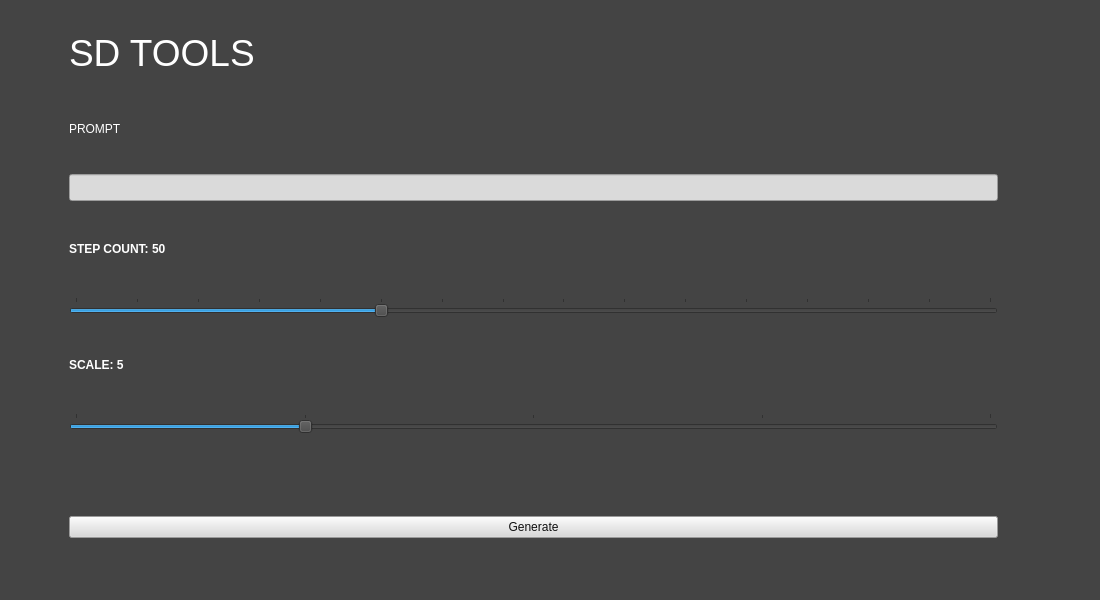
First picture: the form in ui/main.ui, repository TwoDukes/Diffusion-Tools, before the edit.
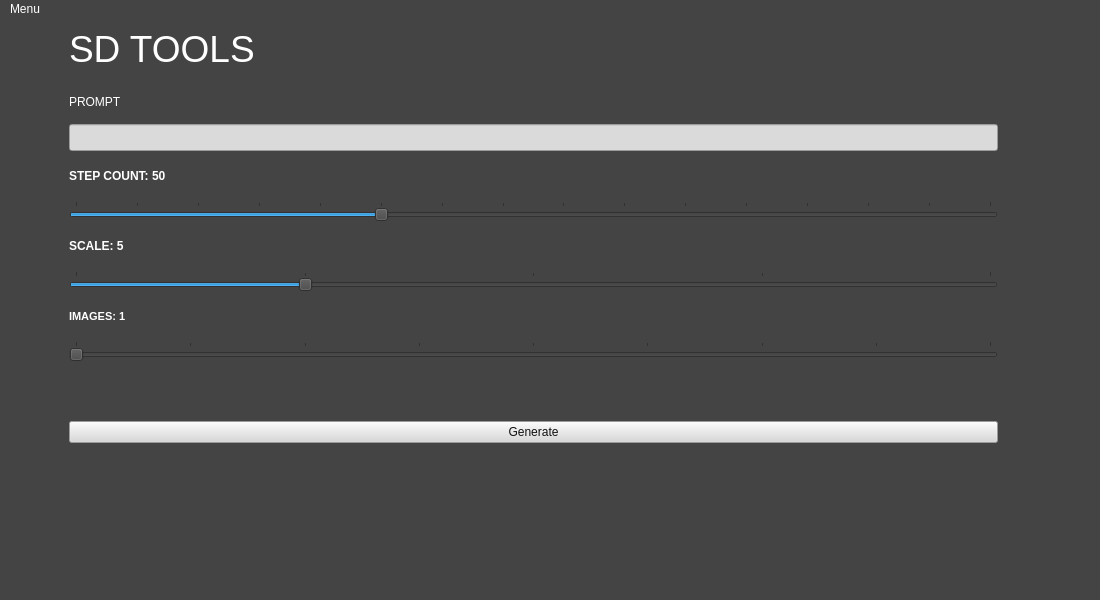
Second picture: the form after the edit. Icons and pictures are not drawn.

```diff
--- a/ui/main.ui
+++ b/ui/main.ui
@@ -30,7 +30,7 @@
      <verstretch>0</verstretch>
     </sizepolicy>
    </property>
-   <layout class="QVBoxLayout" name="verticalLayout_2" stretch="0">
+   <layout class="QVBoxLayout" name="verticalLayout_2" stretch="0,0">
     <property name="sizeConstraint">
      <enum>QLayout::SetDefaultConstraint</enum>
     </property>
@@ -220,6 +220,51 @@
           </property>
          </widget>
         </item>
+        <item>
+         <widget class="QLabel" name="label_2">
+          <property name="sizePolicy">
+           <sizepolicy hsizetype="Preferred" vsizetype="Fixed">
+            <horstretch>0</horstretch>
+            <verstretch>0</verstretch>
+           </sizepolicy>
+          </property>
+          <property name="minimumSize">
+           <size>
+            <width>0</width>
+            <height>20</height>
+           </size>
+          </property>
+          <property name="font">
+           <font>
+            <pointsize>8</pointsize>
+            <weight>75</weight>
+            <bold>true</bold>
+           </font>
+          </property>
+          <property name="text">
+           <string>IMAGES: 1</string>
+          </property>
+         </widget>
+        </item>
+        <item>
+         <widget class="QSlider" name="horizontalSlider">
+          <property name="minimum">
+           <number>1</number>
+          </property>
+          <property name="maximum">
+           <number>9</number>
+          </property>
+          <property name="orientation">
+           <enum>Qt::Horizontal</enum>
+          </property>
+          <property name="tickPosition">
+           <enum>QSlider::TicksAbove</enum>
+          </property>
+          <property name="tickInterval">
+           <number>1</number>
+          </property>
+         </widget>
+        </item>
         <item>
          <spacer name="verticalSpacer">
           <property name="orientation">
@@ -267,6 +312,13 @@
       </item>
      </layout>
     </item>
+    <item>
+     <widget class="QLabel" name="label">
+      <property name="text">
+       <string/>
+      </property>
+     </widget>
+    </item>
    </layout>
   </widget>
   <widget class="QMenuBar" name="menubar">
@@ -278,6 +330,12 @@
      <height>26</height>
     </rect>
    </property>
+   <widget class="QMenu" name="menuMenu">
+    <property name="title">
+     <string>Menu</string>
+    </property>
+   </widget>
+   <addaction name="menuMenu"/>
   </widget>
   <widget class="QStatusBar" name="statusbar"/>
   <action name="actionNew">
```
